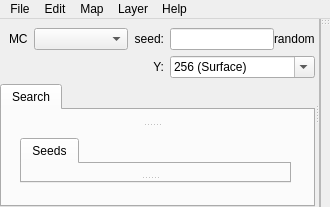
Old version of the form src/mainwindow.ui in the repository FragrantResult186/cubiomes-viewer-bedrock.
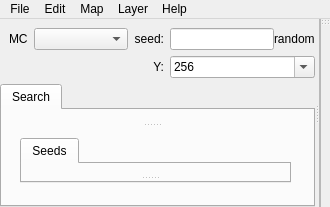
New version of the form. Icons and pictures are not drawn. Custom widgets are drawn as their Qt base class.

The edit to the form file:
```diff
--- a/src/mainwindow.ui
+++ b/src/mainwindow.ui
@@ -82,7 +82,7 @@
             </property>
             <item>
              <property name="text">
-              <string>256 (Surface)</string>
+              <string>256</string>
              </property>
             </item>
             <item>
```
Left out of the diff: 6 changed lines with no effect on the pictures.
